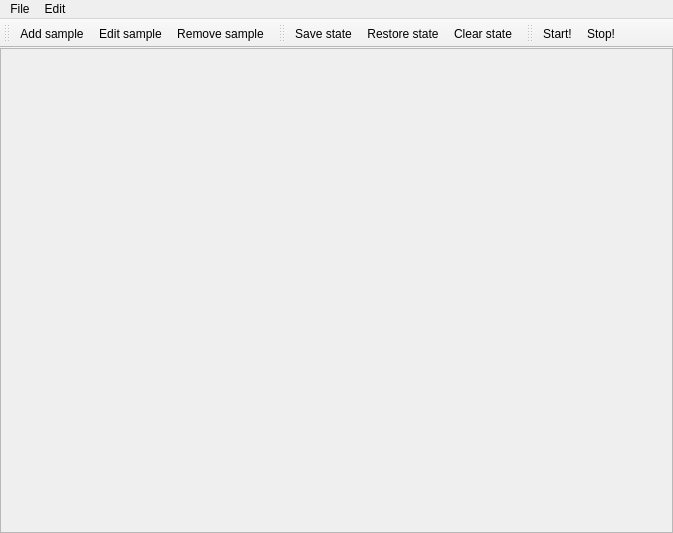
This is samplerwindow.ui in silvansky/DamnSampler as Qt 5 draws it before an edit. The edited form follows.
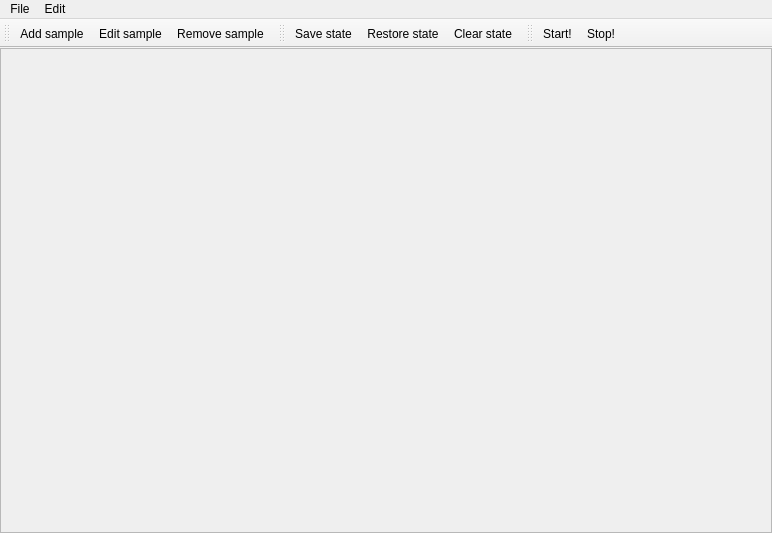
This is the edited form. Icons and pictures are not drawn.

Commit message: Mute fixed, icons added (used various free icon packs).

What changed in the file:
```diff
--- a/samplerwindow.ui
+++ b/samplerwindow.ui
@@ -6,7 +6,7 @@
    <rect>
     <x>0</x>
     <y>0</y>
-    <width>673</width>
+    <width>772</width>
     <height>533</height>
    </rect>
   </property>
@@ -28,8 +28,8 @@
         <rect>
          <x>0</x>
          <y>0</y>
-         <width>669</width>
-         <height>488</height>
+         <width>768</width>
+         <height>443</height>
         </rect>
        </property>
        <layout class="QHBoxLayout" name="horizontalLayout_2">
@@ -56,7 +56,7 @@
     <rect>
      <x>0</x>
      <y>0</y>
-     <width>673</width>
+     <width>772</width>
      <height>18</height>
     </rect>
    </property>
@@ -114,6 +114,9 @@
    <property name="windowTitle">
     <string>Start-Stop</string>
    </property>
+   <property name="toolButtonStyle">
+    <enum>Qt::ToolButtonTextBesideIcon</enum>
+   </property>
    <attribute name="toolBarArea">
     <enum>TopToolBarArea</enum>
    </attribute>
```
Left out of the diff: 62 changed lines with no effect on the pictures. The commit also changes 20 other files.
